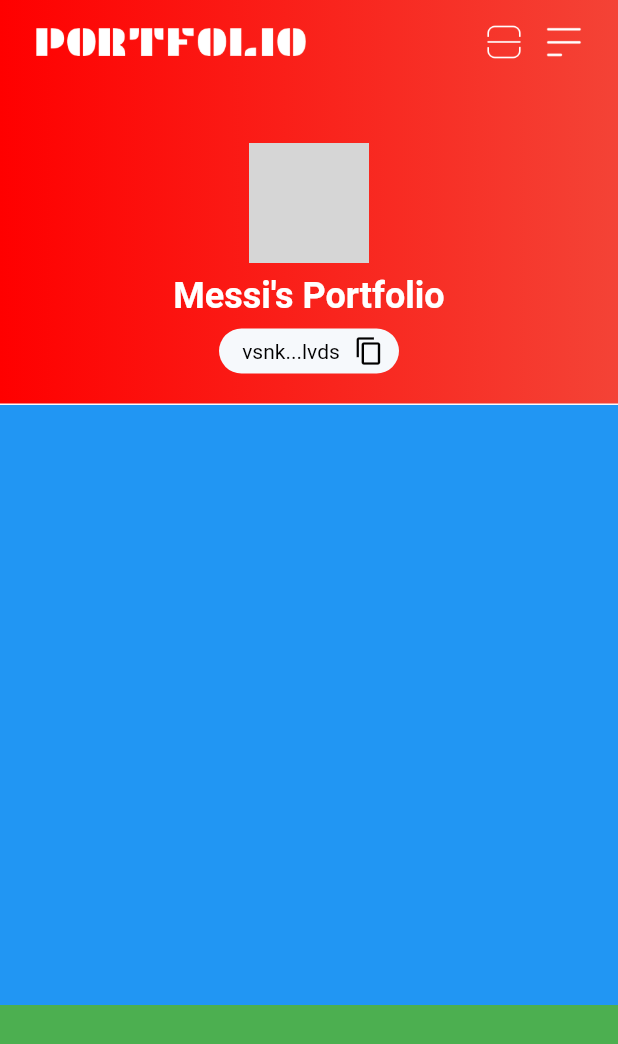
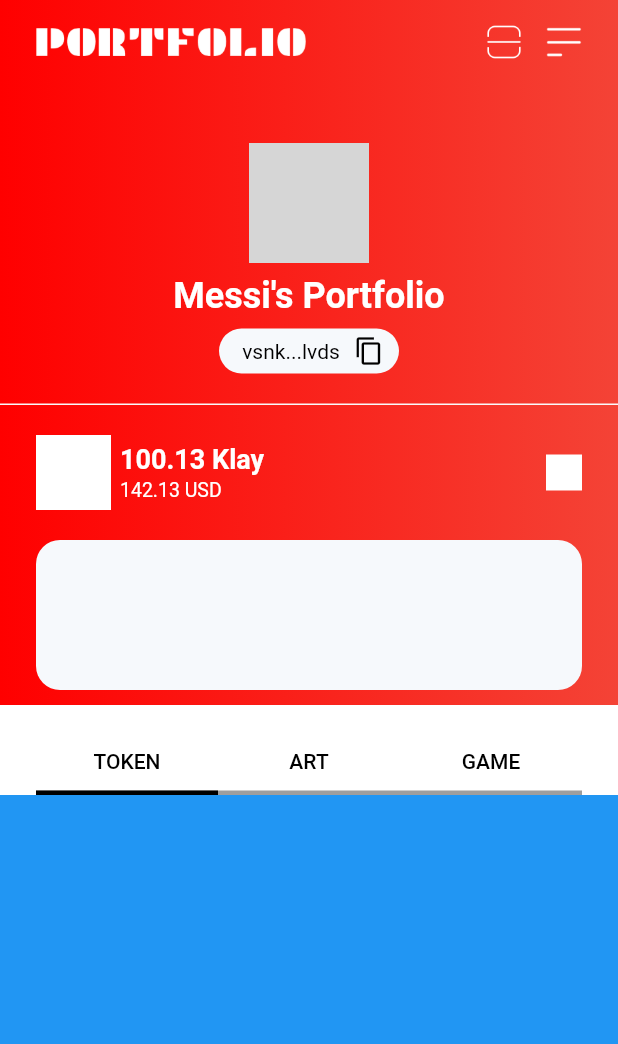
Before and after one commit to 111coding/flutter_sliver_test, a Flutter app: the screen it shows after launch, after a tap on "scrollCtrlSliverPage", on a phone screen of 412 x 824 dp. Shown: the top 1044 px of the screen. Run offline on Flutter 3.47's test engine with Material 2 defaults, Android fonts, the phone set to English and light mode, and no system bars; network calls fail; grey boxes are pictures that could not be loaded.

Commit message:
Sliver Done

```diff
--- a/lib/view/components/main_button_box.dart
+++ b/lib/view/components/main_button_box.dart
@@ -9,7 +9,7 @@ class MainButtonBox extends StatelessWidget {
   @override
   Widget build(BuildContext context) {
     return Container(
-      width: 300,
+      constraints: const BoxConstraints(maxWidth: 600),
       height: 100,
       decoration: BoxDecoration(
         color: ColorPallete.lightGrey,
--- /dev/null
+++ b/lib/view/components/sliver/middle_sliver_app_bar.dart
@@ -0,0 +1,73 @@
+import 'dart:math';
+
+import 'package:flutter/material.dart';
+import 'package:sliver_test/const/color_pallete.dart';
+import 'package:sliver_test/view/components/btn/icon_btn_menu.dart';
+import 'package:sliver_test/view/components/btn/icon_btn_scan.dart';
+import 'package:sliver_test/view/components/image/profile_image.dart';
+import 'package:sliver_test/view/components/main_button_box.dart';
+import 'package:sliver_test/view/components/protfolio_text.dart';
+import 'package:sliver_test/view/components/token_clipboard_box.dart';
+
+class MiddleSliverAppBar extends StatelessWidget {
+  const MiddleSliverAppBar({
+    Key? key,
+  }) : super(key: key);
+
+  Widget _coinBox() {
+    return Row(
+      children: [
+        Container(width: 50, height: 50, color: Colors.white),
+        const SizedBox(width: 6),
+        Column(
+          crossAxisAlignment: CrossAxisAlignment.start,
+          children: const [
+            Text(
+              "100.13 Klay",
+              style: TextStyle(color: Colors.white, fontWeight: FontWeight.bold, fontSize: 18),
+            ),
+            SizedBox(height: 3),
+            Text(
+              "142.13 USD",
+              style: TextStyle(color: Colors.white, fontSize: 13),
+            ),
+          ],
+        ),
+        const Spacer(),
+        Container(color: Colors.white, width: 24, height: 24),
+      ],
+    );
+  }
+
+  @override
+  Widget build(BuildContext context) {
+    return SliverFixedExtentList(
+      itemExtent: 200.0,
+      delegate: SliverChildListDelegate(
+        [
+          Container(
+            color: Colors.white,
+            child: Column(
+              children: [
+                Container(
+                  decoration: const BoxDecoration(gradient: ColorPallete.mainLinearGradient),
+                  width: double.infinity,
+                  height: 200,
+                  padding: const EdgeInsets.symmetric(horizontal: 24),
+                  child: Column(
+                    children: [
+                      const SizedBox(height: 20),
+                      _coinBox(),
+                      const SizedBox(height: 20),
+                      const MainButtonBox(),
+                    ],
+                  ),
+                ),
+              ],
+            ),
+          )
+        ],
+      ),
+    );
+  }
+}
--- /dev/null
+++ b/lib/view/components/sliver/tab_sliver_app_bar.dart
@@ -0,0 +1,83 @@
+import 'dart:math';
+
+import 'package:flutter/material.dart';
+
+class TabSliverAppBar extends StatelessWidget {
+  const TabSliverAppBar({
+    Key? key,
+    required this.tabController,
+  }) : super(key: key);
+
+  final TabController tabController;
+
+  @override
+  Widget build(BuildContext context) {
+    return SliverPersistentHeader(
+      pinned: true,
+      delegate: _TabSliverDelegate(
+        minHeight: 60.0,
+        maxHeight: 60.0,
+        tabController: tabController,
+      ),
+    );
+  }
+}
+
+class _TabSliverDelegate extends SliverPersistentHeaderDelegate {
+  _TabSliverDelegate({
+    required this.minHeight,
+    required this.maxHeight,
+    required this.tabController,
+  });
+
+  final double minHeight;
+  final double maxHeight;
+  final TabController tabController;
+
+  @override
+  double get minExtent => minHeight;
+
+  @override
+  double get maxExtent => max(maxHeight, minHeight);
+
+  final _menus = ["TOKEN", "ART", "GAME"];
+
+  @override
+  Widget build(BuildContext context, double shrinkOffset, bool overlapsContent) {
+    return Column(
+      children: [
+        Expanded(child: Container(color: Colors.white)),
+        Container(
+          color: Colors.white,
+          height: maxHeight * 0.7,
+          child: Stack(
+            alignment: Alignment.bottomCenter,
+            children: [
+              Container(
+                width: double.infinity,
+                height: 3,
+                color: Colors.grey,
+                margin: const EdgeInsets.symmetric(horizontal: 24),
+              ),
+              Container(
+                height: maxHeight * 0.7,
+                padding: const EdgeInsets.symmetric(horizontal: 24),
+                child: TabBar(
+                  padding: EdgeInsets.zero,
+                  labelPadding: EdgeInsets.zero,
+                  controller: tabController,
+                  indicatorColor: Colors.black,
+                  indicatorWeight: 3,
+                  tabs: _menus.map((m) => Text(m, style: const TextStyle(color: Colors.black))).toList(),
+                ),
+              ),
+            ],
+          ),
+        )
+      ],
+    );
+  }
+
+  @override
+  bool shouldRebuild(_TabSliverDelegate oldDelegate) => true;
+}
--- a/lib/view/pages/sliver_page/scroll_ctrl_sliver_page.dart
+++ b/lib/view/pages/sliver_page/scroll_ctrl_sliver_page.dart
@@ -1,7 +1,9 @@
 import 'package:flutter/material.dart';
+import 'package:sliver_test/view/components/sliver/middle_sliver_app_bar.dart';
 import 'dart:math' as math;
 
 import 'package:sliver_test/view/components/sliver/scroll_sliver_app_bar.dart';
+import 'package:sliver_test/view/components/sliver/tab_sliver_app_bar.dart';
 
 class ScrollCtrlSliverPage extends StatefulWidget {
   const ScrollCtrlSliverPage({Key? key}) : super(key: key);
@@ -15,7 +17,7 @@ class _ScrollCtrlSliverPageState extends State<ScrollCtrlSliverPage> with Ticker
     ..addListener(() {
       // print(sc.offset + MediaQuery.of(context).padding.top);
     });
-  late TabController tabController = TabController(length: 2, vsync: this);
+  late TabController tabController = TabController(length: 3, vsync: this);
 
   ScrollController scrollController = ScrollController();
 
@@ -32,6 +34,11 @@ class _ScrollCtrlSliverPageState extends State<ScrollCtrlSliverPage> with Ticker
           username: "Messi",
           token: "vsnkvsdnvklsnvklsjklvds",
         ),
+        // 스크롤 될곳
+        const MiddleSliverAppBar(),
+
+        // 고정될곳
+        TabSliverAppBar(tabController: tabController),
         SliverList(
           delegate: SliverChildListDelegate([
             Container(
```
Also changed, not shown: lib/view/pages/sliver_page/easy_sliver_page.dart (+8 -1 lines), lib/view/pages/sliver_page/hard_sliver_page.dart (+9 -89 lines), lib/view/pages/sliver_page/sliver_delegate/scroll_sliver_delegate.dart (deleted, +0 -30 lines).
